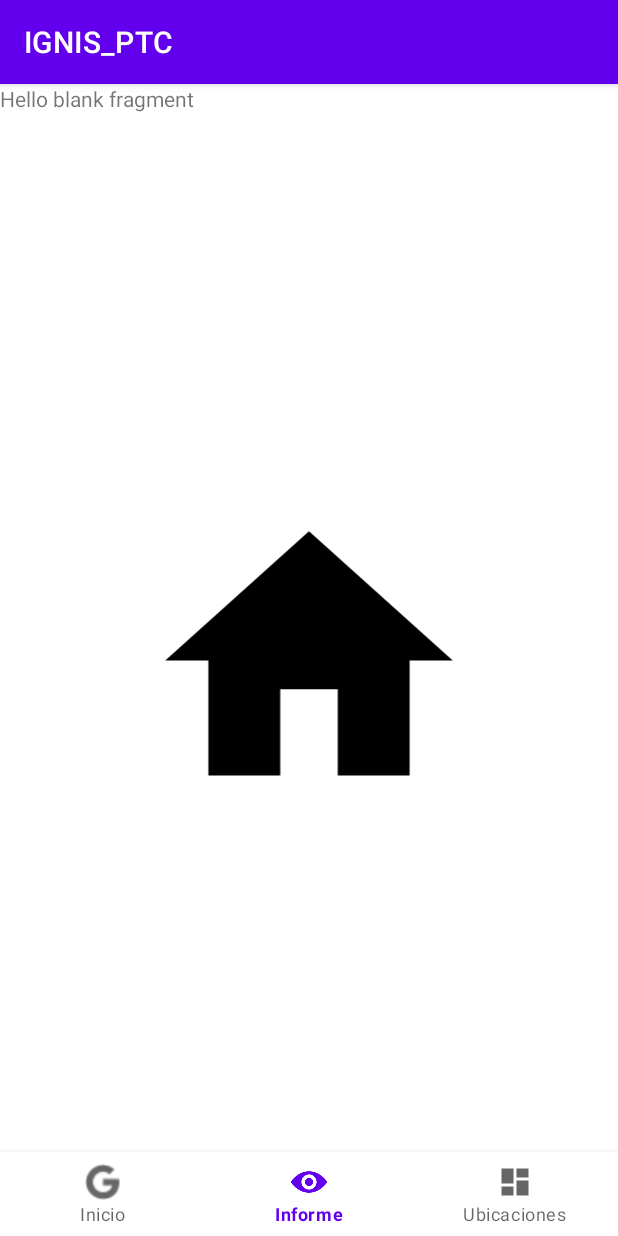
After one commit to DJmnz0107/IGNIS---Android-App, an Android app: the Informe_Bomberos screen opened through its navigation route, on a phone screen of 412 x 824 dp. The commit adds this screen. Run offline under Robolectric (Android 15) with nearby library versions, the phone set to English and light mode, and no system bars; our stand-ins replace navigation-ui.

Commit message:
Configuracion segundo bottom navigation

```diff
--- /dev/null
+++ b/app/src/main/java/N/J/L/F/S/Q/ignis_ptc/Informe_Bomberos.kt
@@ -0,0 +1,59 @@
+package N.J.L.F.S.Q.ignis_ptc
+
+import android.os.Bundle
+import androidx.fragment.app.Fragment
+import android.view.LayoutInflater
+import android.view.View
+import android.view.ViewGroup
+
+// TODO: Rename parameter arguments, choose names that match
+// the fragment initialization parameters, e.g. ARG_ITEM_NUMBER
+private const val ARG_PARAM1 = "param1"
+private const val ARG_PARAM2 = "param2"
+
+/**
+ * A simple [Fragment] subclass.
+ * Use the [Informe_Bomberos.newInstance] factory method to
+ * create an instance of this fragment.
+ */
+class Informe_Bomberos : Fragment() {
+    // TODO: Rename and change types of parameters
+    private var param1: String? = null
+    private var param2: String? = null
+
+    override fun onCreate(savedInstanceState: Bundle?) {
+        super.onCreate(savedInstanceState)
+        arguments?.let {
+            param1 = it.getString(ARG_PARAM1)
+            param2 = it.getString(ARG_PARAM2)
+        }
+    }
+
+    override fun onCreateView(
+        inflater: LayoutInflater, container: ViewGroup?,
+        savedInstanceState: Bundle?
+    ): View? {
+        // Inflate the layout for this fragment
+        return inflater.inflate(R.layout.fragment_informe__bomberos, container, false)
+    }
+
+    companion object {
+        /**
+         * Use this factory method to create a new instance of
+         * this fragment using the provided parameters.
+         *
+         * @param param1 Parameter 1.
+         * @param param2 Parameter 2.
+         * @return A new instance of fragment Informe_Bomberos.
+         */
+        // TODO: Rename and change types and number of parameters
+        @JvmStatic
+        fun newInstance(param1: String, param2: String) =
+            Informe_Bomberos().apply {
+                arguments = Bundle().apply {
+                    putString(ARG_PARAM1, param1)
+                    putString(ARG_PARAM2, param2)
+                }
+            }
+    }
+}
--- /dev/null
+++ b/app/src/main/java/N/J/L/F/S/Q/ignis_ptc/Inicio_Bombero.kt
@@ -0,0 +1,59 @@
+package N.J.L.F.S.Q.ignis_ptc
+
+import android.os.Bundle
+import androidx.fragment.app.Fragment
+import android.view.LayoutInflater
+import android.view.View
+import android.view.ViewGroup
+
+// TODO: Rename parameter arguments, choose names that match
+// the fragment initialization parameters, e.g. ARG_ITEM_NUMBER
+private const val ARG_PARAM1 = "param1"
+private const val ARG_PARAM2 = "param2"
+
+/**
+ * A simple [Fragment] subclass.
+ * Use the [Inicio_Bombero.newInstance] factory method to
+ * create an instance of this fragment.
+ */
+class Inicio_Bombero : Fragment() {
+    // TODO: Rename and change types of parameters
+    private var param1: String? = null
+    private var param2: String? = null
+
+    override fun onCreate(savedInstanceState: Bundle?) {
+        super.onCreate(savedInstanceState)
+        arguments?.let {
+            param1 = it.getString(ARG_PARAM1)
+            param2 = it.getString(ARG_PARAM2)
+        }
+    }
+
+    override fun onCreateView(
+        inflater: LayoutInflater, container: ViewGroup?,
+        savedInstanceState: Bundle?
+    ): View? {
+        // Inflate the layout for this fragment
+        return inflater.inflate(R.layout.fragment_inicio__bombero, container, false)
+    }
+
+    companion object {
+        /**
+         * Use this factory method to create a new instance of
+         * this fragment using the provided parameters.
+         *
+         * @param param1 Parameter 1.
+         * @param param2 Parameter 2.
+         * @return A new instance of fragment Inicio_Bombero.
+         */
+        // TODO: Rename and change types and number of parameters
+        @JvmStatic
+        fun newInstance(param1: String, param2: String) =
+            Inicio_Bombero().apply {
+                arguments = Bundle().apply {
+                    putString(ARG_PARAM1, param1)
+                    putString(ARG_PARAM2, param2)
+                }
+            }
+    }
+}
--- /dev/null
+++ b/app/src/main/java/N/J/L/F/S/Q/ignis_ptc/activity_bomberos.kt
@@ -0,0 +1,38 @@
+package N.J.L.F.S.Q.ignis_ptc
+
+import N.J.L.F.S.Q.ignis_ptc.databinding.ActivityBomberosBinding
+import N.J.L.F.S.Q.ignis_ptc.databinding.ActivityMainBinding
+import android.annotation.SuppressLint
+import android.os.Bundle
+import androidx.activity.enableEdgeToEdge
+import androidx.appcompat.app.AppCompatActivity
+import androidx.core.view.ViewCompat
+import androidx.core.view.WindowInsetsCompat
+import androidx.navigation.Navigation.findNavController
+import androidx.navigation.findNavController
+import androidx.navigation.ui.AppBarConfiguration
+import androidx.navigation.ui.setupActionBarWithNavController
+import androidx.navigation.ui.setupWithNavController
+import com.google.android.material.bottomnavigation.BottomNavigationView
+
+class activity_bomberos : AppCompatActivity() {
+
+    private lateinit var binding: ActivityBomberosBinding
+
+    @SuppressLint("MissingInflatedId")
+    override fun onCreate(savedInstanceState: Bundle?) {
+        super.onCreate(savedInstanceState)
+        enableEdgeToEdge()
+        setContentView(R.layout.activity_bomberos)
+        ViewCompat.setOnApplyWindowInsetsListener(findViewById(R.id.main)) { v, insets ->
+            val systemBars = insets.getInsets(WindowInsetsCompat.Type.systemBars())
+            v.setPadding(systemBars.left, systemBars.top, systemBars.right, systemBars.bottom)
+            insets
+        }
+        val navController = findNavController(R.id.nav_host_fragment_container)
+
+        val bottomNavigationView: BottomNavigationView = findViewById(R.id.nav_bomberos)
+
+        bottomNavigationView.setupWithNavController(navController)
+    }
+}
--- /dev/null
+++ b/app/src/main/res/layout/activity_bomberos.xml
@@ -0,0 +1,34 @@
+<?xml version="1.0" encoding="utf-8"?>
+<androidx.constraintlayout.widget.ConstraintLayout xmlns:android="http://schemas.android.com/apk/res/android"
+    xmlns:app="http://schemas.android.com/apk/res-auto"
+    xmlns:tools="http://schemas.android.com/tools"
+    android:id="@+id/main"
+    android:layout_width="match_parent"
+    android:layout_height="match_parent"
+    tools:context=".activity_bomberos">
+
+    <com.google.android.material.bottomnavigation.BottomNavigationView
+        android:id="@+id/nav_bomberos"
+        android:layout_width="0dp"
+        android:layout_height="wrap_content"
+        android:layout_marginStart="0dp"
+        android:layout_marginEnd="0dp"
+        android:background="?android:attr/windowBackground"
+        app:layout_constraintBottom_toBottomOf="parent"
+        app:layout_constraintLeft_toLeftOf="parent"
+        app:layout_constraintRight_toRightOf="parent"
+        app:menu="@menu/menu_bombero" />
+
+    <fragment
+        android:id="@+id/nav_host_fragment_container"
+        android:name="androidx.navigation.fragment.NavHostFragment"
+        android:layout_width="match_parent"
+        android:layout_height="match_parent"
+        app:defaultNavHost="true"
+        app:layout_constraintBottom_toTopOf="@id/nav_host_fragment_container"
+        app:layout_constraintLeft_toLeftOf="parent"
+        app:layout_constraintRight_toRightOf="parent"
+        app:layout_constraintTop_toTopOf="parent"
+        app:navGraph="@navigation/navigation_bomberos" />
+
+</androidx.constraintlayout.widget.ConstraintLayout>
--- /dev/null
+++ b/app/src/main/res/layout/fragment_informe__bomberos.xml
@@ -0,0 +1,27 @@
+<?xml version="1.0" encoding="utf-8"?>
+<androidx.constraintlayout.widget.ConstraintLayout xmlns:android="http://schemas.android.com/apk/res/android"
+    xmlns:app="http://schemas.android.com/apk/res-auto"
+    xmlns:tools="http://schemas.android.com/tools"
+    android:id="@+id/frameLayout"
+    android:layout_width="match_parent"
+    android:layout_height="match_parent"
+    tools:context=".Informe_Bomberos">
+
+    <!-- TODO: Update blank fragment layout -->
+    <TextView
+        android:id="@+id/textView9"
+        android:layout_width="wrap_content"
+        android:layout_height="wrap_content"
+        android:text="@string/hello_blank_fragment" />
+
+    <ImageView
+        android:id="@+id/imageView2"
+        android:layout_width="241dp"
+        android:layout_height="230dp"
+        android:src="@drawable/ic_home_black_24dp"
+        app:layout_constraintBottom_toBottomOf="parent"
+        app:layout_constraintEnd_toEndOf="parent"
+        app:layout_constraintStart_toStartOf="parent"
+        app:layout_constraintTop_toTopOf="parent" />
+
+</androidx.constraintlayout.widget.ConstraintLayout>
--- /dev/null
+++ b/app/src/main/res/menu/menu_bombero.xml
@@ -0,0 +1,18 @@
+<?xml version="1.0" encoding="utf-8"?>
+<menu xmlns:android="http://schemas.android.com/apk/res/android">
+
+    <item
+        android:id="@+id/inicio_Bombero"
+        android:icon="@drawable/yayaya"
+        android:title="Inicio" />
+    <item
+        android:id="@+id/informe_Bomberos"
+        android:icon="@drawable/ojo"
+        android:title="Informe" />
+
+    <item
+        android:id="@+id/ubicaciones_Bomberos"
+        android:icon="@drawable/ic_dashboard_black_24dp"
+        android:title="Ubicaciones" />
+
+</menu>
--- /dev/null
+++ b/app/src/main/res/navigation/navigation_bomberos.xml
@@ -0,0 +1,23 @@
+<?xml version="1.0" encoding="utf-8"?>
+<navigation xmlns:android="http://schemas.android.com/apk/res/android"
+    xmlns:app="http://schemas.android.com/apk/res-auto"
+    xmlns:tools="http://schemas.android.com/tools"
+    android:id="@+id/navigation_bomberos"
+    app:startDestination="@id/inicio_Bombero">
+
+    <fragment
+        android:id="@+id/inicio_Bombero"
+        android:name="N.J.L.F.S.Q.ignis_ptc.Inicio_Bombero"
+        android:label="fragment_inicio__bombero"
+        tools:layout="@layout/fragment_inicio__bombero" />
+    <fragment
+        android:id="@+id/informe_Bomberos"
+        android:name="N.J.L.F.S.Q.ignis_ptc.Informe_Bomberos"
+        android:label="fragment_informe__bomberos"
+        tools:layout="@layout/fragment_informe__bomberos" />
+    <fragment
+        android:id="@+id/ubicaciones_Bomberos"
+        android:name="N.J.L.F.S.Q.ignis_ptc.Ubicaciones_Bomberos"
+        android:label="fragment_ubicaciones__bomberos"
+        tools:layout="@layout/fragment_ubicaciones__bomberos" />
+</navigation>
--- a/app/src/main/res/values/strings.xml
+++ b/app/src/main/res/values/strings.xml
@@ -3,4 +3,6 @@
     <string name="title_home">Home</string>
     <string name="title_dashboard">Dashboard</string>
     <string name="title_notifications">Notifications</string>
+    <!-- TODO: Remove or change this placeholder text -->
+    <string name="hello_blank_fragment">Hello blank fragment</string>
 </resources>
```
Also changed, not shown: app/src/main/AndroidManifest.xml (+6 -5 lines), app/src/main/java/N/J/L/F/S/Q/ignis_ptc/Ubicaciones_Bomberos.kt (added, +59 -0 lines), app/src/main/java/N/J/L/F/S/Q/ignis_ptc/activity_Login.kt (+22 -0 lines), app/src/main/res/layout/activity_login.xml (+6 -6 lines), app/src/main/res/layout/fragment_inicio__bombero.xml (added, +14 -0 lines), app/src/main/res/layout/fragment_ubicaciones__bomberos.xml (added, +14 -0 lines).
